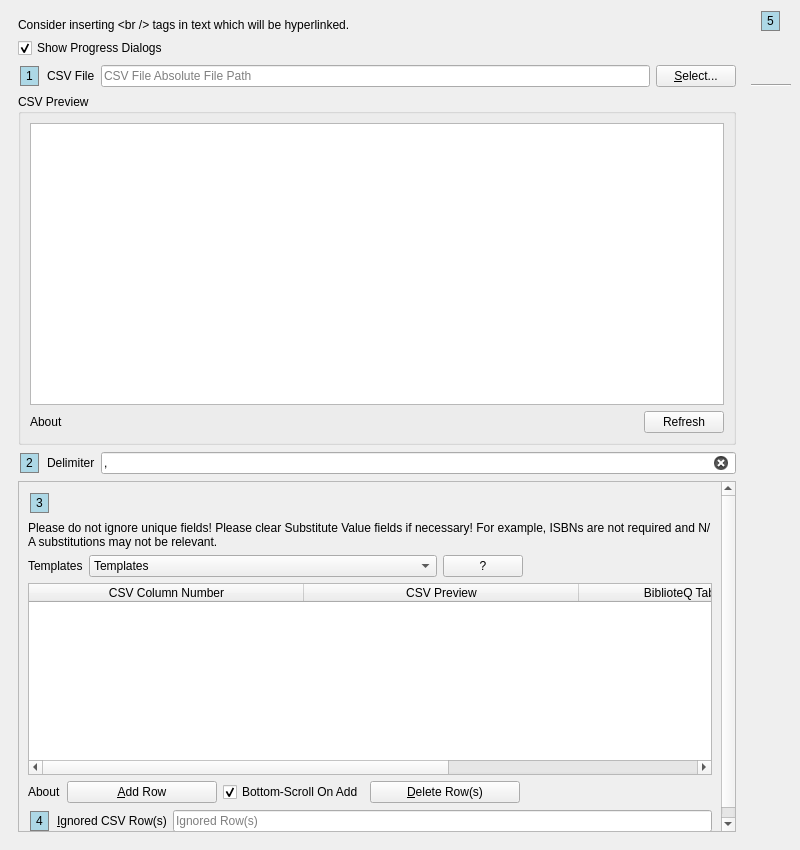
The window that UI/biblioteq_import.ui (textbrowser/biblioteq) describes before a commit, drawn with Qt 5.
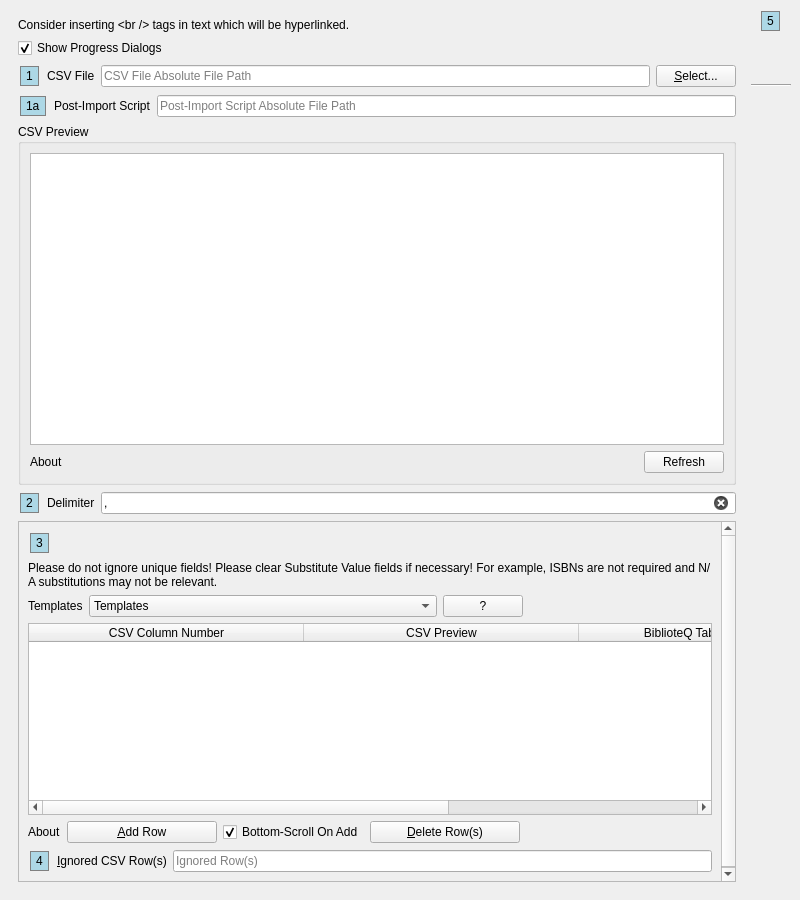
The same window after the commit. Icons and pictures are not drawn.

Diff of the .ui file:
```diff
--- a/UI/biblioteq_import.ui
+++ b/UI/biblioteq_import.ui
@@ -7,7 +7,7 @@
     <x>0</x>
     <y>0</y>
     <width>800</width>
-    <height>850</height>
+    <height>900</height>
    </rect>
   </property>
   <property name="windowTitle">
@@ -98,6 +98,51 @@
          </item>
         </layout>
        </item>
+       <item>
+        <layout class="QHBoxLayout" name="horizontalLayout_8">
+         <item>
+          <widget class="QLabel" name="label_110">
+           <property name="sizePolicy">
+            <sizepolicy hsizetype="Fixed" vsizetype="Fixed">
+             <horstretch>0</horstretch>
+             <verstretch>0</verstretch>
+            </sizepolicy>
+           </property>
+           <property name="styleSheet">
+            <string notr="true">QLabel {
+ border: 1px solid gray;
+ background-color: lightblue;
+ margin: 2px;
+ padding: 2px;
+ }</string>
+           </property>
+           <property name="text">
+            <string>1a</string>
+           </property>
+          </widget>
+         </item>
+         <item>
+          <widget class="QLabel" name="label_7">
+           <property name="text">
+            <string>Post-Import Script</string>
+           </property>
+          </widget>
+         </item>
+         <item>
+          <widget class="QLineEdit" name="post_import_script">
+           <property name="toolTip">
+            <string>&lt;html&gt;&lt;head/&gt;&lt;body&gt;&lt;p&gt;If the trimmed text is not empty, a confirmation prompt will be displayed after the import completes. If confirmed, the specified script is executed as a new process. The first argument is the absolute file path of the script. Optional arguments follow. The arguments must be separated by single spaces.&lt;/p&gt;&lt;/body&gt;&lt;/html&gt;</string>
+           </property>
+           <property name="placeholderText">
+            <string>Post-Import Script Absolute File Path</string>
+           </property>
+           <property name="clearButtonEnabled">
+            <bool>true</bool>
+           </property>
+          </widget>
+         </item>
+        </layout>
+       </item>
        <item>
         <widget class="QGroupBox" name="groupBox">
          <property name="title">
@@ -222,8 +267,8 @@
            <rect>
             <x>0</x>
             <y>0</y>
-            <width>714</width>
-            <height>395</height>
+            <width>699</width>
+            <height>426</height>
            </rect>
           </property>
           <layout class="QVBoxLayout" name="verticalLayout_2">
```
Left out of the diff: 1 changed line with no effect on the pictures.
